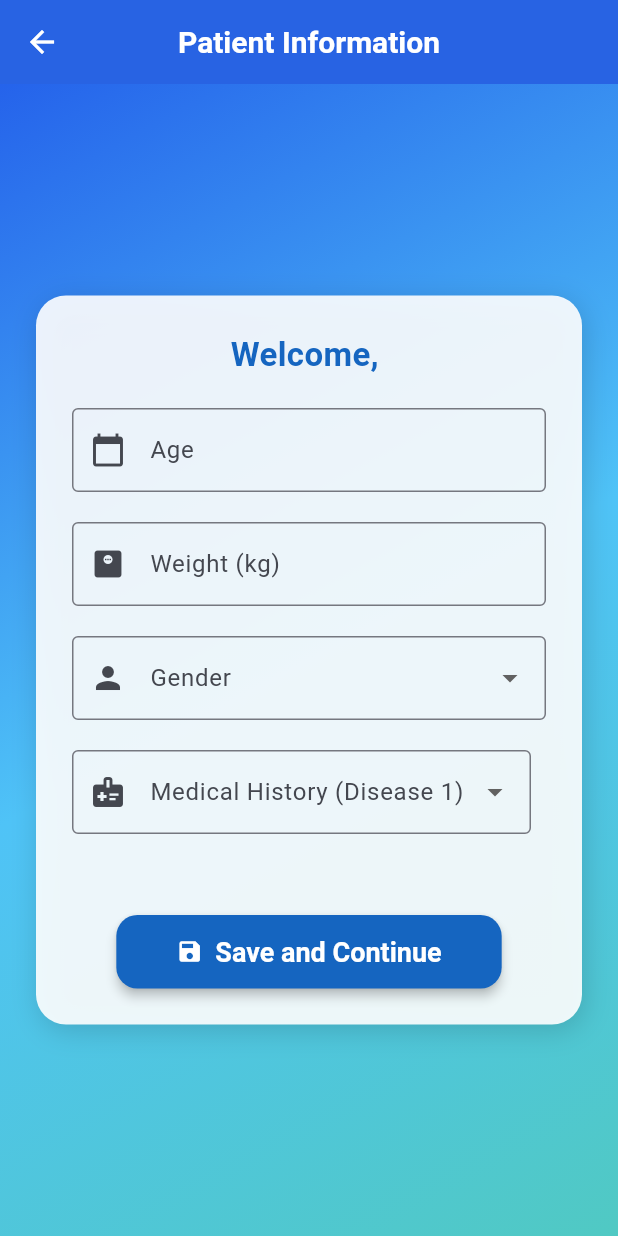
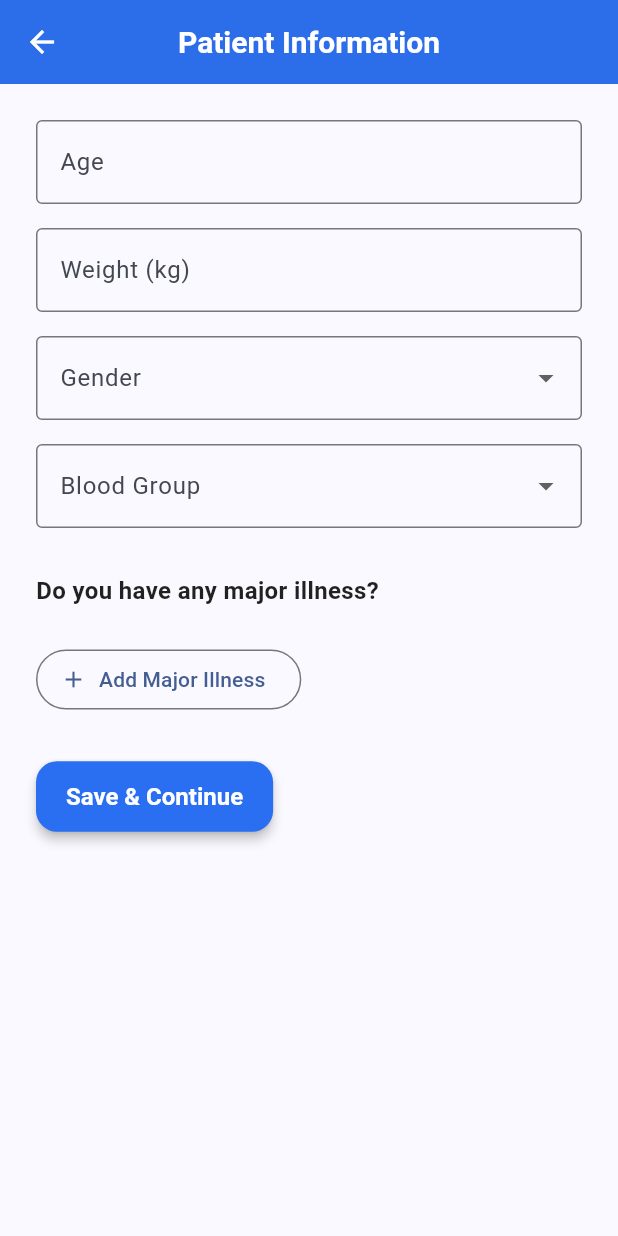
Before and after one commit to Abdullah22s/ClickDoc_Revised3rdTime, a Flutter app: the PatientFormScreen screen opened directly with empty values, on a phone screen of 412 x 824 dp. Run offline on Flutter 3.47's test engine with Material 3 defaults, Android fonts, the light colour scheme and no system bars; our stand-ins replace cloud_firestore, firebase_auth, firebase_core, google_sign_in; accounts and stored records are empty.

Commit message:
Update patient registration and profile structure

```diff
--- a/lib/models/patient/patient_form_model.dart
+++ b/lib/models/patient/patient_form_model.dart
@@ -1,28 +1,35 @@
 class PatientFormModel {
+  final String referenceNumber;
   final String name;
   final String email;
   final String age;
   final String weight;
   final String gender;
+  final String bloodGroup;
   final List<String> medicalHistory;
 
   PatientFormModel({
+    required this.referenceNumber,
     required this.name,
     required this.email,
     required this.age,
     required this.weight,
     required this.gender,
+    required this.bloodGroup,
     required this.medicalHistory,
   });
 
   Map<String, dynamic> toMap() {
     return {
+      'referenceNumber': referenceNumber,
       'name': name,
       'email': email,
       'age': age,
       'weight': weight,
       'gender': gender,
+      'bloodGroup': bloodGroup,
       'medicalHistory': medicalHistory,
+      'createdAt': DateTime.now(),
     };
   }
 }
--- a/lib/viewmodels/patient/patient_profile_viewmodel.dart
+++ b/lib/viewmodels/patient/patient_profile_viewmodel.dart
@@ -24,8 +24,9 @@ class PatientProfileViewModel extends ChangeNotifier {
       }
     } catch (e) {
       debugPrint("Error fetching patient info: $e");
+    } finally {
+      loading = false;
+      notifyListeners();
     }
-    loading = false;
-    notifyListeners();
   }
 }
--- a/lib/views/patient/patient_form_view.dart
+++ b/lib/views/patient/patient_form_view.dart
@@ -18,139 +18,140 @@ class PatientFormScreen extends StatelessWidget {
           return Scaffold(
             appBar: AppBar(
               title: const Text("Patient Information"),
-              backgroundColor: const Color(0xFF2563EB),
             ),
-            body: Container(
-              decoration: const BoxDecoration(
-                gradient: LinearGradient(
-                  colors: [Color(0xFF2563EB), Color(0xFF4FC3F7), Color(0xFF50C9C3)],
-                  begin: Alignment.topLeft,
-                  end: Alignment.bottomRight,
-                ),
-              ),
-              child: Center(
-                child: SingleChildScrollView(
-                  padding: const EdgeInsets.all(24.0),
-                  child: Container(
+            body: SingleChildScrollView(
               padding: const EdgeInsets.all(24),
-                    decoration: BoxDecoration(
-                      color: Colors.white.withOpacity(0.9),
-                      borderRadius: BorderRadius.circular(20),
-                      boxShadow: [
-                        BoxShadow(
-                          color: Colors.black.withOpacity(0.15),
-                          blurRadius: 15,
-                          offset: const Offset(2, 4),
-                        ),
-                      ],
-                    ),
-                    child: Form(
               child: Column(
+                crossAxisAlignment: CrossAxisAlignment.start,
                 children: [
-                          Text(
-                            "Welcome, $userName",
-                            style: const TextStyle(
-                              fontSize: 22,
-                              fontWeight: FontWeight.bold,
-                              color: Color(0xFF1565C0),
-                            ),
-                          ),
-                          const SizedBox(height: 20),
 
+                  /// Age
                   TextFormField(
                     controller: vm.ageController,
                     keyboardType: TextInputType.number,
                     decoration: const InputDecoration(
                       labelText: "Age",
-                              prefixIcon: Icon(Icons.calendar_today),
                       border: OutlineInputBorder(),
                     ),
                   ),
-                          const SizedBox(height: 20),
+                  const SizedBox(height: 16),
 
+                  /// Weight
                   TextFormField(
                     controller: vm.weightController,
                     keyboardType: TextInputType.number,
                     decoration: const InputDecoration(
                       labelText: "Weight (kg)",
-                              prefixIcon: Icon(Icons.monitor_weight),
                       border: OutlineInputBorder(),
                     ),
                   ),
-                          const SizedBox(height: 20),
+                  const SizedBox(height: 16),
 
+                  /// Gender
                   DropdownButtonFormField<String>(
                     value: vm.selectedGender,
                     decoration: const InputDecoration(
                       labelText: "Gender",
-                              prefixIcon: Icon(Icons.person),
                       border: OutlineInputBorder(),
                     ),
-                            items: ['Male', 'Female', 'Other']
+                    items: ['Male','Female','Other']
                         .map((g) => DropdownMenuItem(value: g, child: Text(g)))
                         .toList(),
-                            onChanged: (value) {
-                              vm.selectedGender = value;
-                              vm.notifyListeners();
-                            },
+                    onChanged: (v) => vm.selectedGender = v,
                   ),
-                          const SizedBox(height: 20),
+                  const SizedBox(height: 16),
 
-                          Column(
-                            children: List.generate(vm.selectedDiseases.length, (index) {
-                              return Padding(
-                                padding: const EdgeInsets.only(bottom: 14),
-                                child: Row(
-                                  children: [
-                                    Expanded(
-                                      child: DropdownButtonFormField<String>(
-                                        value: vm.selectedDiseases[index],
-                                        decoration: InputDecoration(
-                                          labelText: "Medical History (Disease ${index + 1})",
-                                          prefixIcon: const Icon(Icons.medical_information),
-                                          border: const OutlineInputBorder(),
+                  /// Blood Group
+                  DropdownButtonFormField<String>(
+                    value: vm.selectedBloodGroup,
+                    decoration: const InputDecoration(
+                      labelText: "Blood Group",
+                      border: OutlineInputBorder(),
                     ),
-                                        items: vm.diseases
-                                            .map((d) => DropdownMenuItem(value: d, child: Text(d)))
+                    items: vm.bloodGroups
+                        .map((b) => DropdownMenuItem(value: b, child: Text(b)))
                         .toList(),
-                                        onChanged: (value) => vm.addDiseaseRow(index, value),
+                    onChanged: (v) => vm.selectedBloodGroup = v,
+                  ),
+
+                  const SizedBox(height: 30),
+
+                  /// Major illness
+                  const Text(
+                    "Do you have any major illness?",
+                    style: TextStyle(
+                      fontSize: 16,
+                      fontWeight: FontWeight.w600,
                     ),
                   ),
-                                    const SizedBox(width: 10),
-                                    if (vm.selectedDiseases.length > 1)
-                                      IconButton(
-                                        icon: const Icon(Icons.close, color: Colors.red),
-                                        onPressed: () => vm.removeDiseaseRow(index),
+                  const SizedBox(height: 12),
+
+                  /// Selected illnesses
+                  Wrap(
+                    spacing: 10,
+                    runSpacing: 10,
+                    children: vm.selectedDiseases.map((disease) {
+                      return Chip(
+                        label: Text(disease),
+                        deleteIcon: const Icon(Icons.close),
+                        onDeleted: () => vm.removeDisease(disease),
+                      );
+                    }).toList(),
                   ),
-                                  ],
+
+                  const SizedBox(height: 12),
+
+                  /// Add button
+                  if (vm.selectedDiseases.length < 3)
+                    OutlinedButton.icon(
+                      onPressed: vm.toggleDiseaseOptions,
+                      icon: const Icon(Icons.add),
+                      label: const Text("Add Major Illness"),
+                    ),
+
+                  /// Disease options
+                  if (vm.showDiseaseOptions)
+                    Padding(
+                      padding: const EdgeInsets.only(top: 16),
+                      child: Wrap(
+                        spacing: 12,
+                        runSpacing: 12,
+                        children: vm.availableDiseases.map((disease) {
+                          return InkWell(
+                            onTap: () => vm.selectDisease(disease),
+                            child: Container(
+                              padding: const EdgeInsets.symmetric(
+                                horizontal: 16,
+                                vertical: 10,
+                              ),
+                              decoration: BoxDecoration(
+                                borderRadius: BorderRadius.circular(20),
+                                border: Border.all(color: Colors.blue),
+                              ),
+                              child: Text(
+                                disease,
+                                style: const TextStyle(
+                                  color: Colors.blue,
+                                  fontWeight: FontWeight.w500,
+                                ),
+                              ),
                             ),
                           );
-                            }),
+                        }).toList(),
+                      ),
                     ),
 
-                          const SizedBox(height: 40),
+                  const SizedBox(height: 30),
 
+                  /// Save
                   vm.isSaving
-                              ? const CircularProgressIndicator()
-                              : ElevatedButton.icon(
-                            icon: const Icon(Icons.save),
-                            label: const Text(
-                              "Save and Continue",
-                              style: TextStyle(fontSize: 18),
-                            ),
-                            style: ElevatedButton.styleFrom(
-                              backgroundColor: const Color(0xFF1565C0),
-                              foregroundColor: Colors.white,
-                              padding: const EdgeInsets.symmetric(
-                                horizontal: 40,
-                                vertical: 14,
-                              ),
-                              shape: RoundedRectangleBorder(
-                                borderRadius: BorderRadius.circular(14),
-                              ),
-                            ),
+                      ? const Center(child: CircularProgressIndicator())
+                      : ElevatedButton(
                     onPressed: () async {
-                              await vm.savePatientData(userName: userName, context: context);
+                      await vm.savePatientData(
+                        userName: userName,
+                        context: context,
+                      );
 
                       Navigator.pushReplacement(
                         context,
@@ -163,12 +164,9 @@ class PatientFormScreen extends StatelessWidget {
                         ),
                       );
                     },
+                    child: const Text("Save & Continue"),
                   ),
                 ],
-                      ),
-                    ),
-                  ),
-                ),
               ),
             ),
           );
```
Also changed, not shown: lib/models/patient/patient_profile_model.dart (+20 -24 lines), lib/viewmodels/patient/patient_form_viewmodel.dart (+58 -24 lines), lib/views/patient/patient_profile_view.dart (+59 -47 lines). Lines whose indentation alone changed are shown as unchanged.
